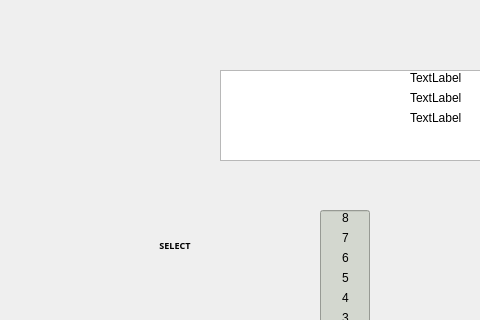
Old version of the form mainwindow.ui in the repository jasonv94/COMP3004-Project; both pictures show x 0 to 480 and y 0 to 320 of the 1000 by 500 pixel window.
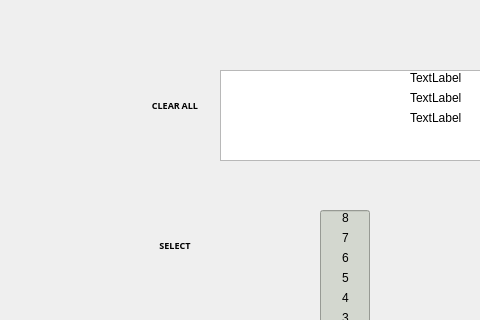
New version of the form. Icons and pictures are not drawn.

```diff
--- a/mainwindow.ui
+++ b/mainwindow.ui
@@ -1006,6 +1006,67 @@
      </property>
     </item>
    </widget>
+   <widget class="QPushButton" name="clearButton">
+    <property name="geometry">
+     <rect>
+      <x>150</x>
+      <y>80</y>
+      <width>50</width>
+      <height>50</height>
+     </rect>
+    </property>
+    <property name="sizePolicy">
+     <sizepolicy hsizetype="Minimum" vsizetype="Fixed">
+      <horstretch>40</horstretch>
+      <verstretch>40</verstretch>
+     </sizepolicy>
+    </property>
+    <property name="minimumSize">
+     <size>
+      <width>50</width>
+      <height>50</height>
+     </size>
+    </property>
+    <property name="maximumSize">
+     <size>
+      <width>50</width>
+      <height>50</height>
+     </size>
+    </property>
+    <property name="baseSize">
+     <size>
+      <width>40</width>
+      <height>40</height>
+     </size>
+    </property>
+    <property name="font">
+     <font>
+      <family>Noto Sans Adlam Unjoined</family>
+      <pointsize>7</pointsize>
+      <weight>75</weight>
+      <bold>true</bold>
+     </font>
+    </property>
+    <property name="layoutDirection">
+     <enum>Qt::LeftToRight</enum>
+    </property>
+    <property name="autoFillBackground">
+     <bool>false</bool>
+    </property>
+    <property name="styleSheet">
+     <string notr="true">QPushButton {
+border-radius: 20px;
+image: url(:/img/images/butt.svg);
+}
+
+QPushButton:pressed {
+	background-color: #ffd300;
+}</string>
+    </property>
+    <property name="text">
+     <string>CLEAR ALL</string>
+    </property>
+   </widget>
    <zorder>rmb</zorder>
    <zorder>menuWidget</zorder>
    <zorder>upButton</zorder>
```
Left out of the diff: 1 changed line with no effect on the pictures.
